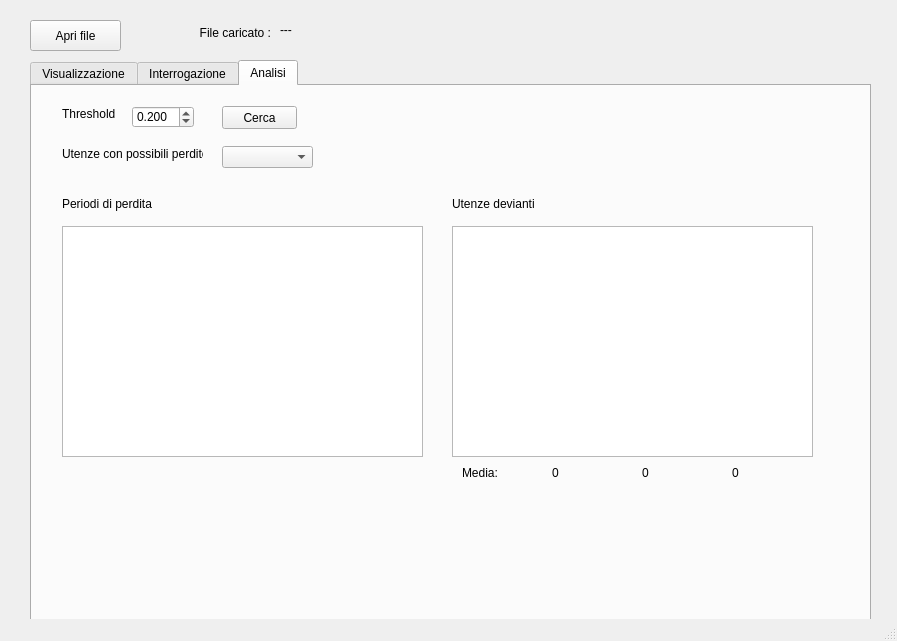
FedericoMartinese/ConsumiIdrici, file consumiIdrici/mainwindow.ui: the form before one commit.
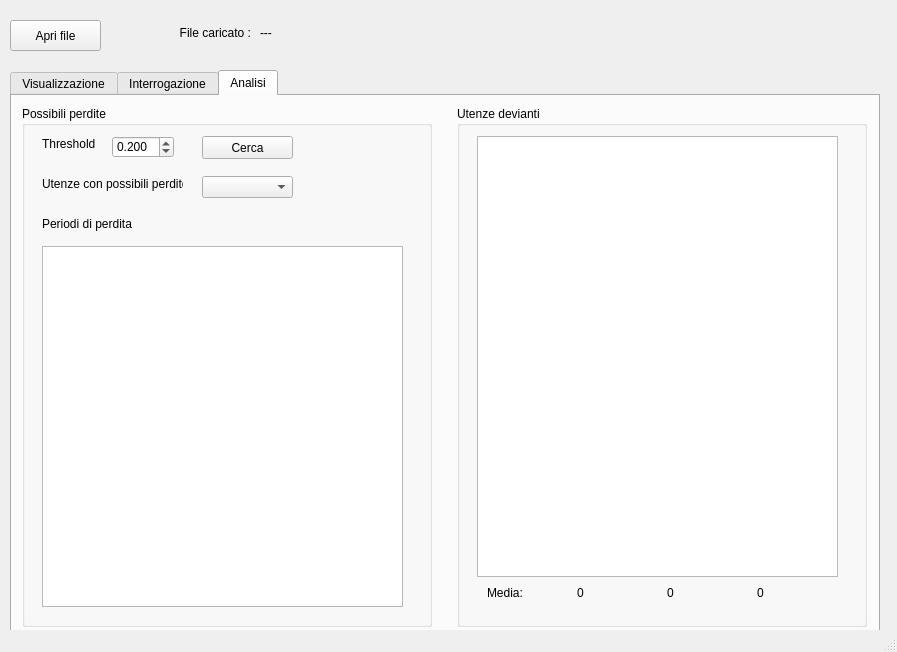
The form after the commit. Custom widgets are drawn as their Qt base class.

Diff of the .ui file:
```diff
--- a/consumiIdrici/mainwindow.ui
+++ b/consumiIdrici/mainwindow.ui
@@ -7,7 +7,7 @@
     <x>0</x>
     <y>0</y>
     <width>897</width>
-    <height>641</height>
+    <height>652</height>
    </rect>
   </property>
   <property name="windowTitle">
@@ -17,7 +17,7 @@
    <widget class="QPushButton" name="openFileDialog">
     <property name="geometry">
      <rect>
-      <x>30</x>
+      <x>10</x>
       <y>20</y>
       <width>91</width>
       <height>31</height>
@@ -33,9 +33,9 @@
     </property>
     <property name="geometry">
      <rect>
-      <x>30</x>
-      <y>60</y>
-      <width>841</width>
+      <x>10</x>
+      <y>70</y>
+      <width>870</width>
       <height>571</height>
      </rect>
     </property>
@@ -472,49 +472,64 @@
      <attribute name="title">
       <string>Analisi</string>
      </attribute>
-     <widget class="QLabel" name="label_12">
+     <widget class="QGroupBox" name="groupBox_3">
       <property name="geometry">
        <rect>
-        <x>30</x>
-        <y>60</y>
-        <width>141</width>
-        <height>16</height>
+        <x>445</x>
+        <y>10</y>
+        <width>410</width>
+        <height>521</height>
        </rect>
       </property>
+      <property name="title">
+       <string>Utenze devianti</string>
+      </property>
+      <widget class="QLabel" name="monthlyAvg">
+       <property name="geometry">
+        <rect>
+         <x>300</x>
+         <y>480</y>
+         <width>46</width>
+         <height>13</height>
+        </rect>
+       </property>
       <property name="text">
-       <string>Utenze con possibili perdite</string>
-      </property>
-     </widget>
-     <widget class="QComboBox" name="leaksUser">
+        <string>0</string>
+       </property>
+      </widget>
+      <widget class="QLabel" name="label_16">
       <property name="geometry">
        <rect>
-        <x>190</x>
-        <y>60</y>
-        <width>91</width>
-        <height>22</height>
-       </rect>
-      </property>
-     </widget>
-     <widget class="QLabel" name="label_13">
+         <x>30</x>
+         <y>480</y>
+         <width>46</width>
+         <height>13</height>
+        </rect>
+       </property>
+       <property name="text">
+        <string>Media:</string>
+       </property>
+      </widget>
+      <widget class="QLabel" name="dailyAvg">
       <property name="geometry">
        <rect>
-        <x>30</x>
-        <y>110</y>
-        <width>361</width>
-        <height>16</height>
+         <x>120</x>
+         <y>480</y>
+         <width>46</width>
+         <height>13</height>
        </rect>
       </property>
       <property name="text">
-       <string>Periodi di perdita</string>
-      </property>
-     </widget>
-     <widget class="QTableView" name="leaksTable">
+        <string>0</string>
+       </property>
+      </widget>
+      <widget class="QTableView" name="avgTable">
       <property name="geometry">
        <rect>
-        <x>30</x>
-        <y>140</y>
+         <x>20</x>
+         <y>30</y>
         <width>361</width>
-        <height>231</height>
+         <height>441</height>
        </rect>
       </property>
       <property name="selectionMode">
@@ -527,11 +542,48 @@
        <bool>false</bool>
       </attribute>
      </widget>
+      <widget class="QLabel" name="weeklyAvg">
+       <property name="geometry">
+        <rect>
+         <x>210</x>
+         <y>480</y>
+         <width>46</width>
+         <height>13</height>
+        </rect>
+       </property>
+       <property name="text">
+        <string>0</string>
+       </property>
+      </widget>
+      <zorder>label_16</zorder>
+      <zorder>monthlyAvg</zorder>
+      <zorder>dailyAvg</zorder>
+      <zorder>avgTable</zorder>
+      <zorder>weeklyAvg</zorder>
+      <zorder>monthlyAvg</zorder>
+      <zorder>label_16</zorder>
+      <zorder>dailyAvg</zorder>
+      <zorder>avgTable</zorder>
+      <zorder>weeklyAvg</zorder>
+      <zorder>groupBox_4</zorder>
+     </widget>
+     <widget class="QGroupBox" name="groupBox_4">
+      <property name="geometry">
+       <rect>
+        <x>10</x>
+        <y>10</y>
+        <width>410</width>
+        <height>521</height>
+       </rect>
+      </property>
+      <property name="title">
+       <string>Possibili perdite</string>
+      </property>
      <widget class="QLabel" name="label_14">
       <property name="geometry">
        <rect>
-        <x>30</x>
-        <y>20</y>
+         <x>20</x>
+         <y>30</y>
         <width>61</width>
         <height>16</height>
        </rect>
@@ -540,11 +592,53 @@
        <string>Threshold</string>
       </property>
      </widget>
+      <widget class="QTableView" name="leaksTable">
+       <property name="geometry">
+        <rect>
+         <x>20</x>
+         <y>140</y>
+         <width>361</width>
+         <height>361</height>
+        </rect>
+       </property>
+       <property name="selectionMode">
+        <enum>QAbstractItemView::SingleSelection</enum>
+       </property>
+       <property name="selectionBehavior">
+        <enum>QAbstractItemView::SelectRows</enum>
+       </property>
+       <attribute name="verticalHeaderVisible">
+        <bool>false</bool>
+       </attribute>
+      </widget>
+      <widget class="QLabel" name="label_13">
+       <property name="geometry">
+        <rect>
+         <x>20</x>
+         <y>110</y>
+         <width>361</width>
+         <height>16</height>
+        </rect>
+       </property>
+       <property name="text">
+        <string>Periodi di perdita</string>
+       </property>
+      </widget>
+      <widget class="QComboBox" name="leaksUser">
+       <property name="geometry">
+        <rect>
+         <x>180</x>
+         <y>70</y>
+         <width>91</width>
+         <height>22</height>
+        </rect>
+       </property>
+      </widget>
      <widget class="QDoubleSpinBox" name="thresholdSpinbox">
       <property name="geometry">
        <rect>
-        <x>100</x>
-        <y>20</y>
+         <x>90</x>
+         <y>30</y>
         <width>62</width>
         <height>22</height>
        </rect>
@@ -559,96 +653,12 @@
        <double>0.200000000000000</double>
       </property>
      </widget>
-     <widget class="QTableView" name="avgTable">
-      <property name="geometry">
-       <rect>
-        <x>420</x>
-        <y>140</y>
-        <width>361</width>
-        <height>231</height>
-       </rect>
-      </property>
-      <property name="selectionMode">
-       <enum>QAbstractItemView::SingleSelection</enum>
-      </property>
-      <property name="selectionBehavior">
-       <enum>QAbstractItemView::SelectRows</enum>
-      </property>
-      <attribute name="verticalHeaderVisible">
-       <bool>false</bool>
-      </attribute>
-     </widget>
-     <widget class="QLabel" name="label_15">
-      <property name="geometry">
-       <rect>
-        <x>420</x>
-        <y>110</y>
-        <width>361</width>
-        <height>16</height>
-       </rect>
-      </property>
-      <property name="text">
-       <string>Utenze devianti</string>
-      </property>
-     </widget>
-     <widget class="QLabel" name="label_16">
-      <property name="geometry">
-       <rect>
-        <x>430</x>
-        <y>380</y>
-        <width>46</width>
-        <height>13</height>
-       </rect>
-      </property>
-      <property name="text">
-       <string>Media:</string>
-      </property>
-     </widget>
-     <widget class="QLabel" name="dailyAvg">
-      <property name="geometry">
-       <rect>
-        <x>520</x>
-        <y>380</y>
-        <width>46</width>
-        <height>13</height>
-       </rect>
-      </property>
-      <property name="text">
-       <string>0</string>
-      </property>
-     </widget>
-     <widget class="QLabel" name="weeklyAvg">
-      <property name="geometry">
-       <rect>
-        <x>610</x>
-        <y>380</y>
-        <width>46</width>
-        <height>13</height>
-       </rect>
-      </property>
-      <property name="text">
-       <string>0</string>
-      </property>
-     </widget>
-     <widget class="QLabel" name="monthlyAvg">
-      <property name="geometry">
-       <rect>
-        <x>700</x>
-        <y>380</y>
-        <width>46</width>
-        <height>13</height>
-       </rect>
-      </property>
-      <property name="text">
-       <string>0</string>
-      </property>
-     </widget>
      <widget class="QPushButton" name="analysisButton">
       <property name="geometry">
        <rect>
-        <x>190</x>
-        <y>20</y>
-        <width>75</width>
+         <x>180</x>
+         <y>30</y>
+         <width>91</width>
         <height>23</height>
        </rect>
       </property>
@@ -656,12 +666,26 @@
        <string>Cerca</string>
       </property>
      </widget>
+      <widget class="QLabel" name="label_12">
+       <property name="geometry">
+        <rect>
+         <x>20</x>
+         <y>70</y>
+         <width>141</width>
+         <height>16</height>
+        </rect>
+       </property>
+       <property name="text">
+        <string>Utenze con possibili perdite</string>
+       </property>
+      </widget>
+     </widget>
     </widget>
    </widget>
    <widget class="QLabel" name="label_10">
     <property name="geometry">
      <rect>
-      <x>140</x>
+      <x>120</x>
       <y>23</y>
       <width>131</width>
       <height>20</height>
@@ -677,9 +701,9 @@
    <widget class="QLabel" name="loadedFileName">
     <property name="geometry">
      <rect>
-      <x>280</x>
-      <y>20</y>
-      <width>591</width>
+      <x>260</x>
+      <y>23</y>
+      <width>621</width>
       <height>20</height>
      </rect>
     </property>
```
Left out of the diff: 22 changed lines with no effect on the pictures. Lines whose indentation alone changed are shown as unchanged.
